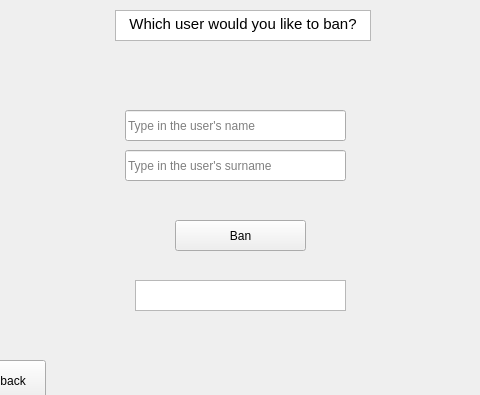
The window that mainwindow.ui (KsaweryL/Qt-bank) describes before a commit, drawn with Qt 5; both pictures show x 105 to 585 and y 0 to 395 of the 738 by 476 pixel window.
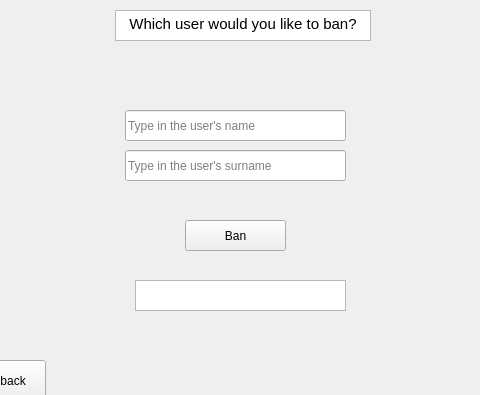
The same window after the commit. The open tabs and pages were chosen to show the change.

```diff
--- a/mainwindow.ui
+++ b/mainwindow.ui
@@ -570,19 +570,6 @@
        <string>Type in the user's surname</string>
       </property>
      </widget>
-     <widget class="QPushButton" name="pushButton">
-      <property name="geometry">
-       <rect>
-        <x>260</x>
-        <y>230</y>
-        <width>131</width>
-        <height>31</height>
-       </rect>
-      </property>
-      <property name="text">
-       <string>Ban</string>
-      </property>
-     </widget>
      <widget class="QTextBrowser" name="textBrowser_BanUserInfo">
       <property name="geometry">
        <rect>
@@ -606,6 +593,19 @@
        <string>Come back</string>
       </property>
      </widget>
+     <widget class="QPushButton" name="pushButton_Ban">
+      <property name="geometry">
+       <rect>
+        <x>270</x>
+        <y>230</y>
+        <width>101</width>
+        <height>31</height>
+       </rect>
+      </property>
+      <property name="text">
+       <string>Ban</string>
+      </property>
+     </widget>
     </widget>
    </widget>
   </widget>
```
Left out of the diff: 15 changed lines with no effect on the pictures.
